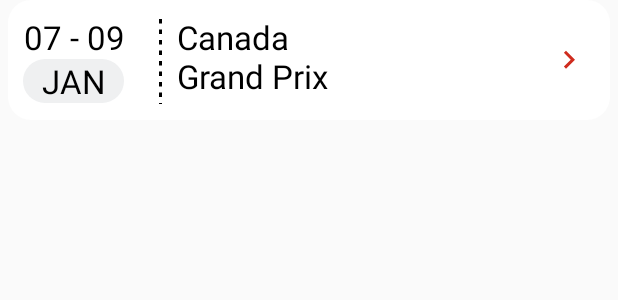
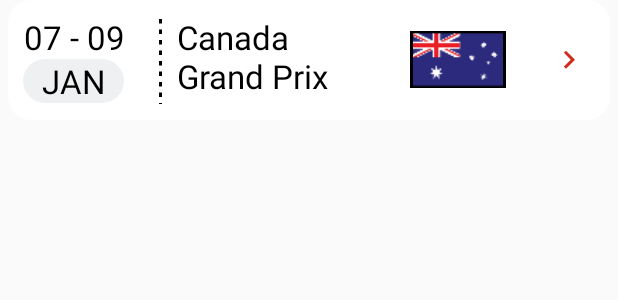
Before and after one commit to LP2097/ProjectWork_2, an Android app: the layout calendar_cell_layout.xml on its own in the app's theme, with its tools: preview values and no code run, on a phone screen of 412 x 824 dp. Shown: the top 300 px of the screen. Run offline under Robolectric (Android 15) with nearby library versions, the phone set to English and light mode, and no system bars; Roboto replaces fonts that are not available here.

Commit message:
sistemata grafica bandiere

```diff
--- /dev/null
+++ b/app/src/main/res/drawable/image_border.xml
@@ -0,0 +1,15 @@
+<?xml version="1.0" encoding="utf-8"?>
+<layer-list xmlns:android="http://schemas.android.com/apk/res/android">
+    <item
+        android:width="64dp"
+        android:height="38dp"
+        android:gravity="center">
+
+        <shape android:shape="rectangle">
+
+            <solid android:color="@android:color/black"/>
+
+        </shape>
+
+    </item>
+</layer-list>
--- a/app/src/main/res/layout/calendar_cell_layout.xml
+++ b/app/src/main/res/layout/calendar_cell_layout.xml
@@ -81,7 +81,9 @@
             android:id="@+id/flagImage"
             android:layout_width="wrap_content"
             android:layout_height="match_parent"
-            android:layout_weight="3" />
+            android:layout_weight="3"
+            android:background="@drawable/image_border"
+            android:src="@drawable/australian_flag" />
 
         <ImageView
             android:layout_width="wrap_content"
```
